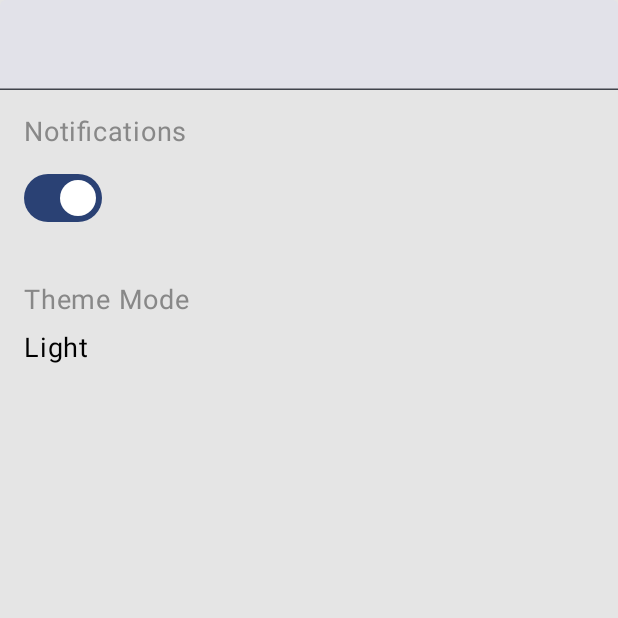
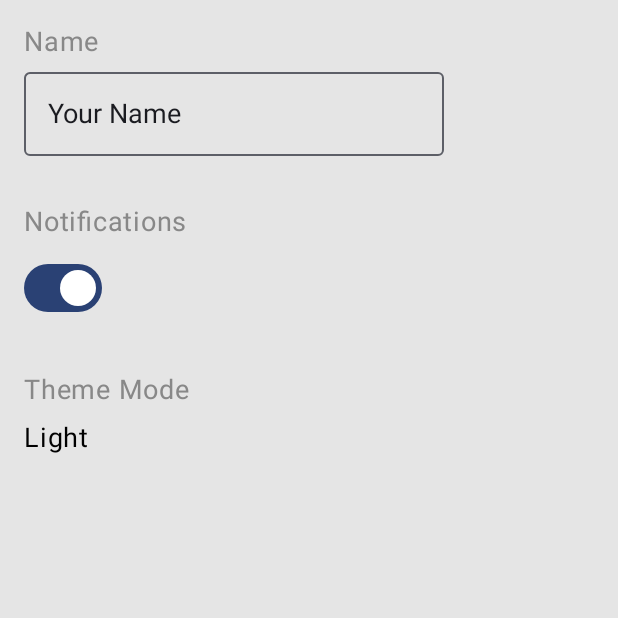
Before and after one commit to TVT22KMO-GROUP-8/BejeveledMobileGame, an Android app built with Jetpack Compose: the SettingsScreen screen opened through its navigation route, on a phone screen of 412 x 824 dp, the top half of it. Run offline under Robolectric (Android 15) with nearby library versions, the phone set to English and light mode, and no system bars; our stand-ins replace Room's generated code.

Commit message:
nyt ottaa settings valikkoon laitetun nimen ja lasketut pisteet ja kun painaa OK kun peli on h

```diff
--- a/app/src/main/java/com/example/bejeweled/BejeweledApp.kt
+++ b/app/src/main/java/com/example/bejeweled/BejeweledApp.kt
@@ -25,13 +25,12 @@ import com.example.bejeweled.ui.navigation.BejeweledNavHost
 @SuppressLint("UnusedMaterial3ScaffoldPaddingParameter")
 @Composable
 fun BejeweledApp(navController: NavHostController = rememberNavController(),
-                 viewModel: ScoreboardViewModel = viewModel(factory = AppViewModelProvider.Factory)
+                 sharedPreferences: SharedPreferences
+
 ){
     BejeweledNavHost(
         navController = navController,
-        scoreboardUiState = viewModel.scoreboardUiState,
-        onScoreboardValueChange = viewModel::updateUiState
-
+        sharedPreferences = sharedPreferences
     )
 
 }
--- a/app/src/main/java/com/example/bejeweled/MainActivity.kt
+++ b/app/src/main/java/com/example/bejeweled/MainActivity.kt
@@ -19,13 +19,13 @@ class MainActivity : ComponentActivity() {
 
     override fun onCreate(savedInstanceState: Bundle?) {
         super.onCreate(savedInstanceState)
-
+        val sharedPreferences = getSharedPreferences("Bejeweled", MODE_PRIVATE)
         setContent {
             BejeweledTheme {
                 Surface (
                     modifier = Modifier.fillMaxSize()
                 ){
-                    BejeweledApp()
+                    BejeweledApp(sharedPreferences = sharedPreferences)
                 }
 
             }
--- a/app/src/main/java/com/example/bejeweled/data/ScoreboardViewModel.kt
+++ b/app/src/main/java/com/example/bejeweled/data/ScoreboardViewModel.kt
@@ -42,7 +42,7 @@ data class ScoreboardUiState(
 )
 data class ScoreboardDetails(
     val id: Int = 0,
-    val name: String = "",
+    var name: String = "",
     var score: String = ""
 )
 
--- a/app/src/main/java/com/example/bejeweled/ui/Settings.kt
+++ b/app/src/main/java/com/example/bejeweled/ui/Settings.kt
@@ -32,11 +32,9 @@ object SettingsDestination : NavigationDestination {
 @Composable
 fun SettingsScreen(
     modifier: Modifier = Modifier,
-    scoreboardDetails: ScoreboardDetails,
-    onValueChange: (ScoreboardDetails) -> Unit = {},
-    enabled: Boolean = true
+    sharedPreferences: SharedPreferences
 ) {
-
+    var name by remember { mutableStateOf(sharedPreferences.getString("name", "Your Name") ?: "Your Name") }
     var notificationEnabled by remember { mutableStateOf(true) }
     var themeMode by remember { mutableIntStateOf(0) }
 
@@ -50,11 +48,17 @@ fun SettingsScreen(
             modifier = modifier.background(color = Color(0xFFE5E5E5))
             ) {
             item {
-                    InsertNameForm(
-                        scoreboardDetails = scoreboardDetails,
-                        onValueChange = onValueChange,
-                        enabled = enabled
+                SettingsItem("Name") {
+                    OutlinedTextField(
+                        value = name,
+                        onValueChange = { newName ->
+                            name = newName
+                            sharedPreferences.edit().putString("name", newName).apply()
+                        },
+                        singleLine = true,
+                        textStyle = TextStyle(fontSize = 18.sp)
                     )
+                }
             }
             item {
                 SettingsItem("Notifications") {
@@ -100,29 +104,3 @@ fun SettingsItem(title: String, content: @Composable () -> Unit) {
         content()
     }
 }
-
-@OptIn(ExperimentalMaterial3Api::class)
-@Composable
-fun InsertNameForm(
-    scoreboardDetails: ScoreboardDetails,
-    modifier: Modifier = Modifier,
-    onValueChange: (ScoreboardDetails) -> Unit = {},
-    enabled: Boolean = true
-) {
-    Column(
-        modifier = modifier,
-        verticalArrangement = Arrangement.spacedBy(dimensionResource(id = R.dimen.padding_medium))
-    ) {
-        TextField(
-            value = scoreboardDetails.name,
-            onValueChange = { onValueChange(scoreboardDetails.copy(name = it)) },
-            label = { "name" },
-            placeholder = { Text("Enter your name") },
-            modifier = Modifier.fillMaxWidth(),
-            enabled = enabled,
-            singleLine = true
-        )
-
-    }
-
-}
--- a/app/src/main/java/com/example/bejeweled/ui/navigation/BejeweledNav.kt
+++ b/app/src/main/java/com/example/bejeweled/ui/navigation/BejeweledNav.kt
@@ -42,8 +42,7 @@ import com.example.bejeweled.ui.StartMenuDestination
 fun BejeweledNavHost(
     navController : NavHostController,
     modifier: Modifier = Modifier,
-    scoreboardUiState: ScoreboardUiState,
-    onScoreboardValueChange: (ScoreboardDetails) -> Unit,
+    sharedPreferences: SharedPreferences
     ) {
 
     Scaffold(
@@ -63,15 +62,14 @@ fun BejeweledNavHost(
             }
             composable(route = GameBoardDestination.route) {
                 BejeweledGameBoard(
-                    modifier = Modifier.fillMaxSize()
+                    modifier = Modifier.fillMaxSize(),
+                    sharedPreferences = sharedPreferences
                 )
             }
             composable(route = SettingsDestination.route) {
                 SettingsScreen(
                     modifier = Modifier.fillMaxSize(),
-                    scoreboardDetails = scoreboardUiState.scoreboardDetails,
-                    onValueChange = onScoreboardValueChange
-
+                    sharedPreferences = sharedPreferences
                 )
             }
             composable(route = ScoreboardDestination.route) {
```
Also changed, not shown: app/src/main/java/com/example/bejeweled/ui/GameBoard.kt (+12 -21 lines).
